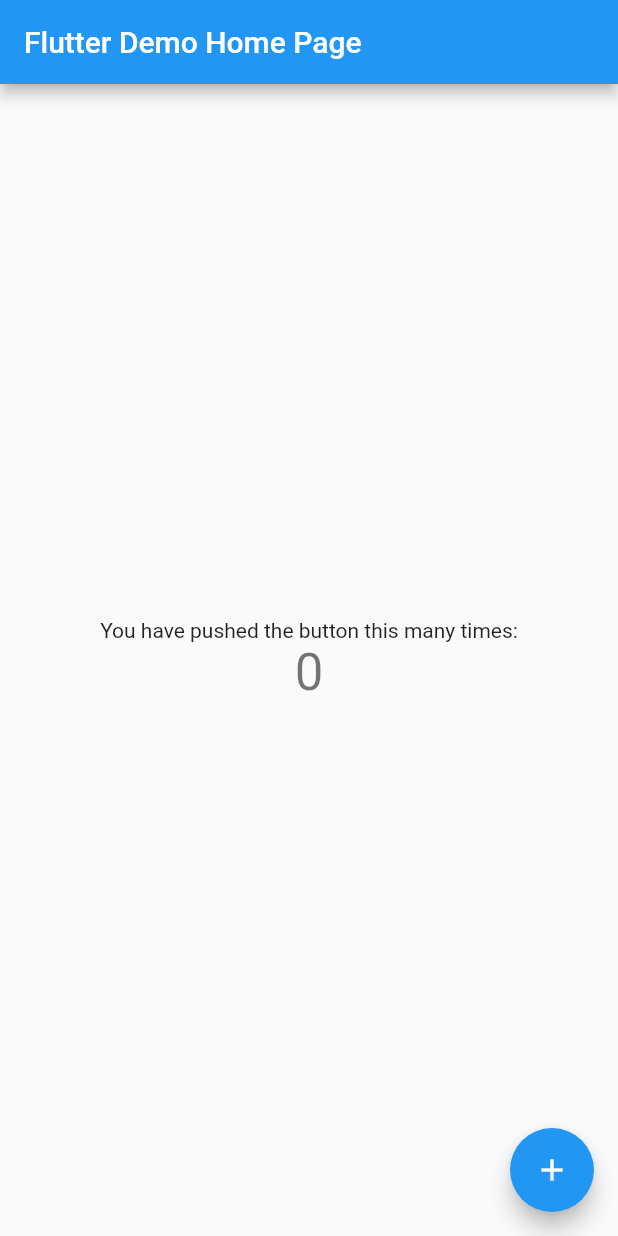
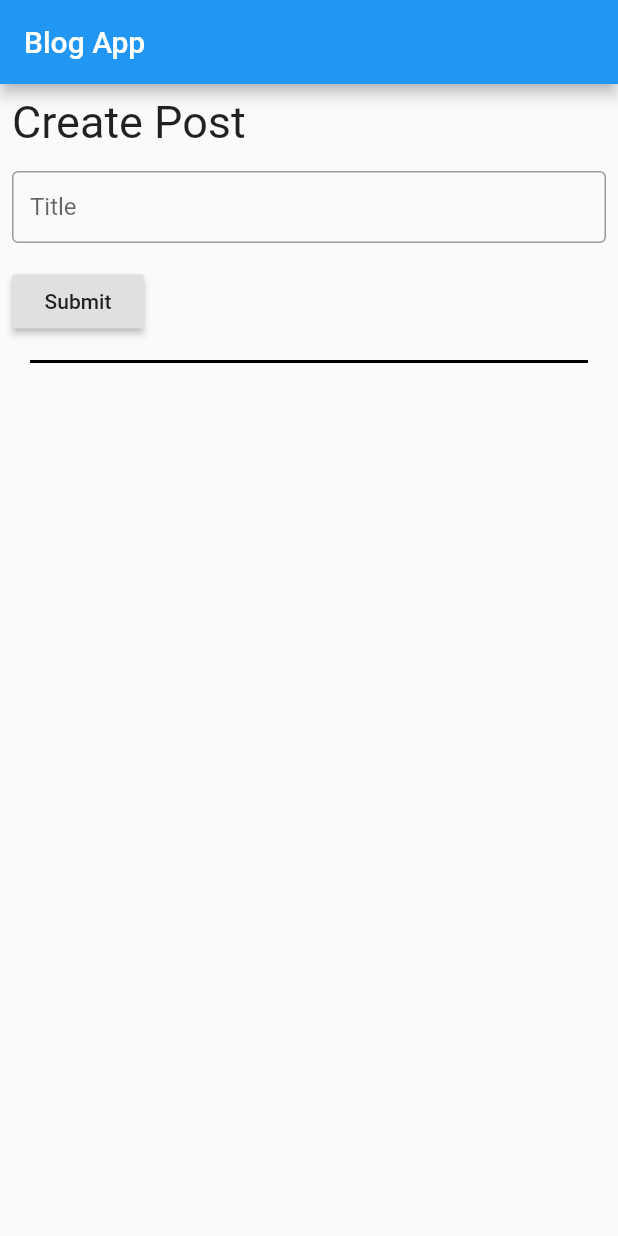
Before and after one commit to parsa-deriv/blog-microservices, a Flutter app: the screen it shows after launch, on a phone screen of 412 x 824 dp. Run offline on Flutter 3.47's test engine with Material 2 defaults, Android fonts, the phone set to English and light mode, and no system bars.

Commit message:
Added cors module to the services and connected the client to the services

```diff
--- a/client/lib/main.dart
+++ b/client/lib/main.dart
@@ -1,117 +1,38 @@
 import 'package:flutter/material.dart';
 
+import 'package:client/widgets/post_create.dart';
+
 void main() {
-  runApp(MyApp());
+  runApp(App());
 }
 
-class MyApp extends StatelessWidget {
-  // This widget is the root of your application.
+class App extends StatelessWidget {
   @override
   Widget build(BuildContext context) {
     return MaterialApp(
-      title: 'Flutter Demo',
-      theme: ThemeData(
-        // This is the theme of your application.
-        //
-        // Try running your application with "flutter run". You'll see the
-        // application has a blue toolbar. Then, without quitting the app, try
-        // changing the primarySwatch below to Colors.green and then invoke
-        // "hot reload" (press "r" in the console where you ran "flutter run",
-        // or simply save your changes to "hot reload" in a Flutter IDE).
-        // Notice that the counter didn't reset back to zero; the application
-        // is not restarted.
-        primarySwatch: Colors.blue,
-        // This makes the visual density adapt to the platform that you run
-        // the app on. For desktop platforms, the controls will be smaller and
-        // closer together (more dense) than on mobile platforms.
-        visualDensity: VisualDensity.adaptivePlatformDensity,
-      ),
-      home: MyHomePage(title: 'Flutter Demo Home Page'),
+      home: HomeScreen(),
     );
   }
 }
 
-class MyHomePage extends StatefulWidget {
-  MyHomePage({Key key, this.title}) : super(key: key);
-
-  // This widget is the home page of your application. It is stateful, meaning
-  // that it has a State object (defined below) that contains fields that affect
-  // how it looks.
-
-  // This class is the configuration for the state. It holds the values (in this
-  // case the title) provided by the parent (in this case the App widget) and
-  // used by the build method of the State. Fields in a Widget subclass are
-  // always marked "final".
-
-  final String title;
-
-  @override
-  _MyHomePageState createState() => _MyHomePageState();
-}
-
-class _MyHomePageState extends State<MyHomePage> {
-  int _counter = 0;
-
-  void _incrementCounter() {
-    setState(() {
-      // This call to setState tells the Flutter framework that something has
-      // changed in this State, which causes it to rerun the build method below
-      // so that the display can reflect the updated values. If we changed
-      // _counter without calling setState(), then the build method would not be
-      // called again, and so nothing would appear to happen.
-      _counter++;
-    });
-  }
-
+class HomeScreen extends StatelessWidget {
   @override
   Widget build(BuildContext context) {
-    // This method is rerun every time setState is called, for instance as done
-    // by the _incrementCounter method above.
-    //
-    // The Flutter framework has been optimized to make rerunning build methods
-    // fast, so that you can just rebuild anything that needs updating rather
-    // than having to individually change instances of widgets.
     return Scaffold(
       appBar: AppBar(
-        // Here we take the value from the MyHomePage object that was created by
-        // the App.build method, and use it to set our appbar title.
-        title: Text(widget.title),
+        title: Text("Blog App"),
       ),
-      body: Center(
-        // Center is a layout widget. It takes a single child and positions it
-        // in the middle of the parent.
-        child: Column(
-          // Column is also a layout widget. It takes a list of children and
-          // arranges them vertically. By default, it sizes itself to fit its
-          // children horizontally, and tries to be as tall as its parent.
-          //
-          // Invoke "debug painting" (press "p" in the console, choose the
-          // "Toggle Debug Paint" action from the Flutter Inspector in Android
-          // Studio, or the "Toggle Debug Paint" command in Visual Studio Code)
-          // to see the wireframe for each widget.
-          //
-          // Column has various properties to control how it sizes itself and
-          // how it positions its children. Here we use mainAxisAlignment to
-          // center the children vertically; the main axis here is the vertical
-          // axis because Columns are vertical (the cross axis would be
-          // horizontal).
-          mainAxisAlignment: MainAxisAlignment.center,
-          children: <Widget>[
-            Text(
-              'You have pushed the button this many times:',
-            ),
-            Text(
-              '$_counter',
-              style: Theme.of(context).textTheme.headline4,
-            ),
-          ],
-        ),
+      body: Column(
+        children: [
+          PostCreate(),
+          Divider(
+            indent: 20,
+            endIndent: 20,
+            thickness: 2,
+            color: Colors.black,
+          ),
+        ],
       ),
-      floatingActionButton: FloatingActionButton(
-        onPressed: _incrementCounter,
-        tooltip: 'Increment',
-        child: Icon(Icons.add),
-      ), // This trailing comma makes auto-formatting nicer for build methods.
     );
   }
 }
--- /dev/null
+++ b/client/lib/widgets/post_create.dart
@@ -0,0 +1,69 @@
+import 'dart:convert';
+
+import 'package:flutter/material.dart';
+import 'package:http/http.dart' as http;
+import 'dart:convert';
+
+class PostCreate extends StatefulWidget {
+  @override
+  _PostCreateState createState() => _PostCreateState();
+}
+
+class _PostCreateState extends State<PostCreate> {
+  final _controller = TextEditingController();
+  bool _isLoading = false;
+
+  @override
+  Widget build(BuildContext context) {
+    return Padding(
+      padding: const EdgeInsets.all(8.0),
+      child: Column(
+        mainAxisSize: MainAxisSize.min,
+        crossAxisAlignment: CrossAxisAlignment.start,
+        children: [
+          Text(
+            "Create Post",
+            style: TextStyle(fontSize: 30),
+          ),
+          SizedBox(height: 15),
+          TextField(
+            controller: _controller,
+            decoration: InputDecoration(
+              border: OutlineInputBorder(),
+              contentPadding: EdgeInsets.symmetric(horizontal: 12),
+              labelText: "Title",
+            ),
+          ),
+          SizedBox(height: 15),
+          RaisedButton(
+            child: Text("Submit"),
+            onPressed: _isLoading ? null : submit,
+          )
+        ],
+      ),
+    );
+  }
+
+  Future<void> submit() async {
+    print(_controller.text.runtimeType);
+    if (_controller.text == "") return;
+    setState(() {
+      _isLoading = true;
+    });
+
+    try {
+      http.Response response = await http.post(
+        "http://10.0.2.2:4000/posts",
+        headers: {"Content-Type": "application/json; charset=UTF-8"},
+        body: jsonEncode({"title": _controller.text}),
+      );
+    } catch (e) {
+      print(e);
+    }
+
+    _controller.clear();
+    setState(() {
+      _isLoading = false;
+    });
+  }
+}
--- a/client/pubspec.yaml
+++ b/client/pubspec.yaml
@@ -28,6 +28,7 @@ dependencies:
   # The following adds the Cupertino Icons font to your application.
   # Use with the CupertinoIcons class for iOS style icons.
   cupertino_icons: ^1.0.0
+  http: ^0.12.2
 
 dev_dependencies:
   flutter_test:
```
Also changed, not shown: client/pubspec.lock, 3 other files.
